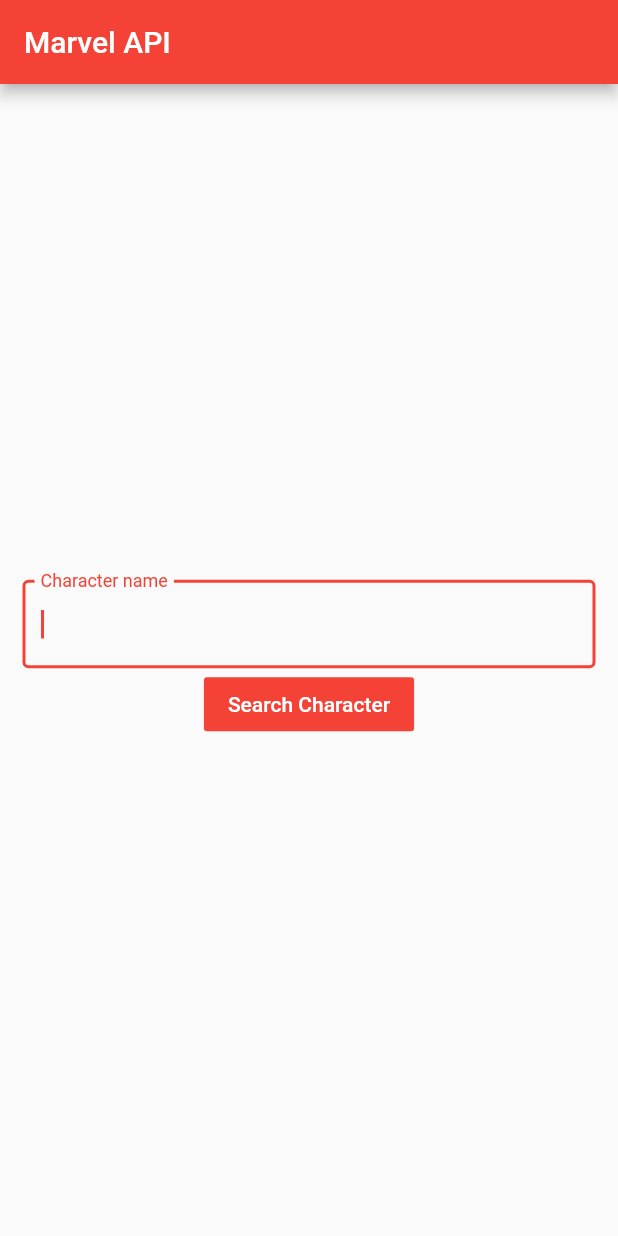
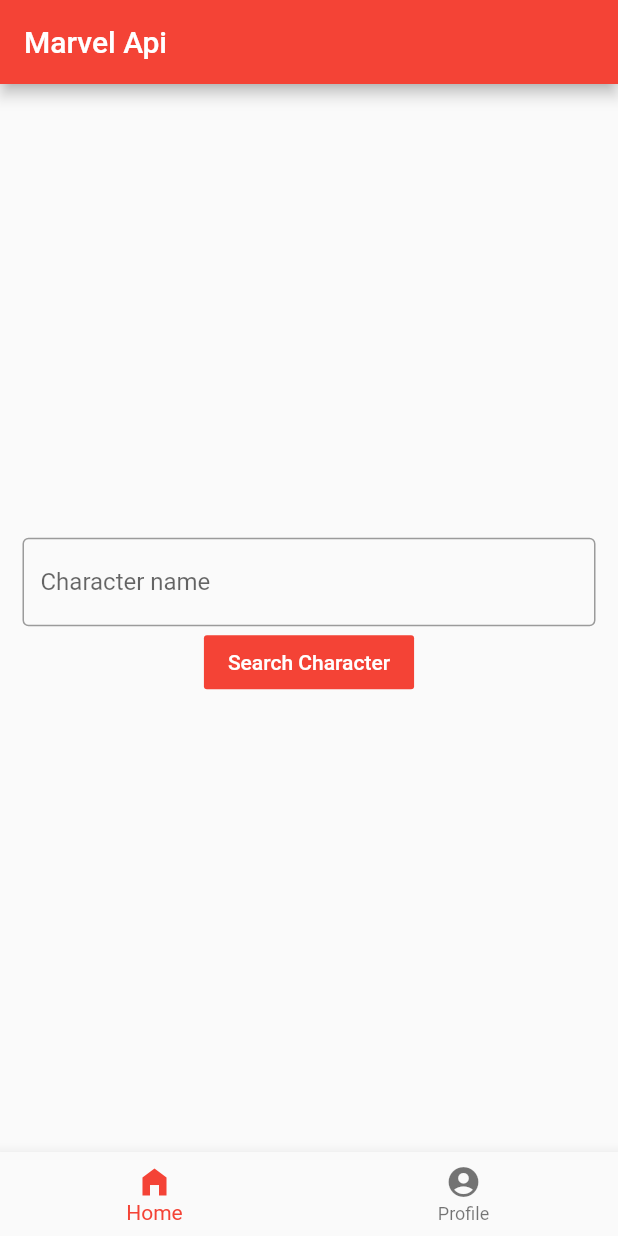
Before and after one commit to JoiceAraujo/consume_marvel_api, a Flutter app: the screen it shows after launch, after a tap on "Search Character", after a tap on "OK", on a phone screen of 412 x 824 dp. Run offline on Flutter 3.47's test engine with Material 2 defaults, Android fonts, the phone set to English and light mode, and no system bars; our stand-ins replace dio, shared_preferences, sqflite; accounts and stored records are empty; network calls fail.

Commit message:
[FINISHED] Create Index Screen

```diff
--- a/lib/main.dart
+++ b/lib/main.dart
@@ -1,8 +1,8 @@
-import 'package:consume_marvel_api/screens/home_screen.dart';
 import 'package:flutter/material.dart';
 import 'package:provider/provider.dart';
 
 import 'controllers/characters_api_controller.dart';
+import 'utils/app_routes.dart';
 
 void main() {
   runApp(MyApp());
@@ -23,7 +23,8 @@ class MyApp extends StatelessWidget {
           primarySwatch: Colors.red,
           backgroundColor: Colors.black54,
         ),
-        home: HomeScreen(),
+        initialRoute: AppRoutes.initialRoute,
+        routes: AppRoutes.routes,
       ),
     );
   }
--- a/lib/screens/character_screen.dart
+++ b/lib/screens/character_screen.dart
@@ -1,8 +1,9 @@
-import 'package:consume_marvel_api/controllers/characters_api_controller.dart';
-import 'package:consume_marvel_api/models/character.dart';
 import 'package:flutter/material.dart';
 import 'package:flutter/widgets.dart';
 import 'package:provider/provider.dart';
+
+import '../controllers/characters_api_controller.dart';
+import '../models/character.dart';
 
 class CharacterScreen extends StatefulWidget {
   static const String route = '/character_screen';
@@ -16,21 +17,7 @@ class _CharacterScreenState extends State<CharacterScreen> {
     CharactersApiController ctrl =
         Provider.of<CharactersApiController>(context);
     Character character = ctrl.character;
-    return Scaffold(
-      appBar: AppBar(
-        title: Text('Marvel API'),
-        leading: IconButton(
-          icon: Icon(
-            Icons.arrow_back,
-            color: Colors.white,
-          ),
-          onPressed: () {
-            Provider.of<CharactersApiController>(context, listen: false)
-                .getBackToSearch();
-          },
-        ),
-      ),
-      body: SafeArea(
+    return SafeArea(
       child: Card(
         margin: EdgeInsets.all(20.0),
         elevation: 10.0,
@@ -102,7 +89,6 @@ class _CharacterScreenState extends State<CharacterScreen> {
           ),
         ),
       ),
-      ),
     );
   }
 }
--- a/lib/screens/home_screen.dart
+++ b/lib/screens/home_screen.dart
@@ -1,9 +1,9 @@
-import 'package:consume_marvel_api/controllers/characters_api_controller.dart';
-import 'package:consume_marvel_api/screens/search_characters_screen.dart';
-import 'package:consume_marvel_api/utils/errors.dart';
 import 'package:flutter/material.dart';
 import 'package:provider/provider.dart';
 
+import '../controllers/characters_api_controller.dart';
+import '../screens/search_characters_screen.dart';
+import '../utils/errors.dart';
 import 'character_screen.dart';
 
 class HomeScreen extends StatelessWidget {
@@ -16,14 +16,9 @@ class HomeScreen extends StatelessWidget {
           case CharactersState.ready:
             return CharacterScreen();
           case CharactersState.loading:
-            return Scaffold(
-              body: Center(
-                child: CircularProgressIndicator(),
-              ),
-            );
+            return Center(child: CircularProgressIndicator());
           case CharactersState.error:
-            return Scaffold(
-              body: AlertDialog(
+            return AlertDialog(
               title: Text('Error'),
               content: Container(
                 height: 40.0,
@@ -34,13 +29,11 @@ class HomeScreen extends StatelessWidget {
                 FlatButton(
                   child: Text('OK'),
                   onPressed: () {
-                      Provider.of<CharactersApiController>(context,
-                              listen: false)
+                    Provider.of<CharactersApiController>(context, listen: false)
                         .getBackToSearch();
                   },
                 ),
               ],
-              ),
             );
           case CharactersState.searching:
             return SearchCharactersScreen();
--- /dev/null
+++ b/lib/screens/index_screen.dart
@@ -0,0 +1,72 @@
+import 'package:flutter/material.dart';
+import 'package:provider/provider.dart';
+
+import '../controllers/characters_api_controller.dart';
+import '../screens/home_screen.dart';
+import '../screens/profile_screen.dart';
+
+class IndexScreen extends StatefulWidget {
+  static const String route = '/index_screen';
+  @override
+  _IndexScreenState createState() => _IndexScreenState();
+}
+
+class _IndexScreenState extends State<IndexScreen> {
+  final List<Widget> _screens = [
+    HomeScreen(),
+    ProfileScreen(),
+  ];
+  int _currentIndex = 0;
+
+  void onTabTapped(int index) {
+    print(index);
+    setState(() {
+      _currentIndex = index;
+    });
+  }
+
+  Widget getLeading(BuildContext _) {
+    CharactersApiController ctrl = Provider.of<CharactersApiController>(_);
+
+    switch (ctrl.charactersState) {
+      case CharactersState.ready:
+        return IconButton(
+          icon: Icon(
+            Icons.arrow_back,
+            color: Colors.white,
+          ),
+          onPressed: () {
+            Provider.of<CharactersApiController>(context, listen: false)
+                .getBackToSearch();
+          },
+        );
+      default:
+        return null;
+    }
+  }
+
+  @override
+  Widget build(BuildContext context) {
+    return Scaffold(
+      appBar: AppBar(
+        title: Text('Marvel Api'),
+        leading: getLeading(context),
+      ),
+      body: _screens[_currentIndex],
+      bottomNavigationBar: BottomNavigationBar(
+        currentIndex: _currentIndex,
+        onTap: onTabTapped,
+        items: [
+          BottomNavigationBarItem(
+            icon: Icon(Icons.home_filled),
+            label: 'Home',
+          ),
+          BottomNavigationBarItem(
+            icon: Icon(Icons.account_circle),
+            label: 'Profile',
+          )
+        ],
+      ),
+    );
+  }
+}
--- /dev/null
+++ b/lib/screens/profile_screen.dart
@@ -0,0 +1,18 @@
+import 'package:flutter/material.dart';
+
+class ProfileScreen extends StatefulWidget {
+  static const String route = '/profile_screen';
+  @override
+  _ProfileScreenState createState() => _ProfileScreenState();
+}
+
+class _ProfileScreenState extends State<ProfileScreen> {
+  @override
+  Widget build(BuildContext context) {
+    return Container(
+      child: Center(
+        child: Text('Have Faith'),
+      ),
+    );
+  }
+}
--- a/lib/screens/search_characters_screen.dart
+++ b/lib/screens/search_characters_screen.dart
@@ -1,7 +1,8 @@
-import 'package:consume_marvel_api/controllers/characters_api_controller.dart';
 import 'package:flutter/material.dart';
 import 'package:flutter/rendering.dart';
 import 'package:provider/provider.dart';
+
+import '../controllers/characters_api_controller.dart';
 
 class SearchCharactersScreen extends StatefulWidget {
   static const String route = '/search_characters_screen';
@@ -15,9 +16,7 @@ class _SearchCharactersScreenState extends State<SearchCharactersScreen> {
 
   @override
   Widget build(BuildContext context) {
-    return Scaffold(
-      appBar: AppBar(title: Text('Marvel API')),
-      body: SafeArea(
+    return SafeArea(
       minimum: EdgeInsets.all(15.0),
       left: true,
       right: true,
@@ -27,7 +26,6 @@ class _SearchCharactersScreenState extends State<SearchCharactersScreen> {
         children: [
           TextField(
             controller: _nameCharacter,
-              autofocus: true,
             textCapitalization: TextCapitalization.words,
             decoration: InputDecoration(
               labelText: 'Character name',
@@ -42,15 +40,13 @@ class _SearchCharactersScreenState extends State<SearchCharactersScreen> {
             color: Colors.red,
             onPressed: () async {
               CharactersApiController ctrl =
-                    Provider.of<CharactersApiController>(context,
-                        listen: false);
+                  Provider.of<CharactersApiController>(context, listen: false);
 
               await ctrl.characters(_nameCharacter.text);
             },
           )
         ],
       ),
-      ),
     );
   }
 }
--- a/lib/services/characters_api_service.dart
+++ b/lib/services/characters_api_service.dart
@@ -1,8 +1,8 @@
-import 'package:consume_marvel_api/utils/errors.dart';
 import 'package:dio/dio.dart';
 
 import '../models/character.dart';
 import '../utils/constants.dart';
+import '../utils/errors.dart';
 
 class CharacterApiService {
   static final Dio dio = Dio();
--- /dev/null
+++ b/lib/utils/app_routes.dart
@@ -0,0 +1,16 @@
+import '../screens/character_screen.dart';
+import '../screens/home_screen.dart';
+import '../screens/index_screen.dart';
+import '../screens/profile_screen.dart';
+import '../screens/search_characters_screen.dart';
+
+class AppRoutes {
+  static const initialRoute = IndexScreen.route;
+  static final routes = {
+    HomeScreen.route: (context) => HomeScreen(),
+    SearchCharactersScreen.route: (context) => SearchCharactersScreen(),
+    CharacterScreen.route: (context) => CharacterScreen(),
+    IndexScreen.route: (context) => IndexScreen(),
+    ProfileScreen.route: (context) => ProfileScreen(),
+  };
+}
--- a/lib/utils/routes_app.dart
+++ /dev/null
@@ -1,12 +0,0 @@
-import 'package:consume_marvel_api/screens/character_screen.dart';
-import 'package:consume_marvel_api/screens/home_screen.dart';
-import 'package:consume_marvel_api/screens/search_characters_screen.dart';
-
-class RoutesApp {
-  static const initialRoute = HomeScreen.route;
-  static final routes = {
-    HomeScreen.route: (context) => HomeScreen(),
-    SearchCharactersScreen.route: (context) => SearchCharactersScreen(),
-    CharacterScreen.route: (context) => CharacterScreen(),
-  };
-}
```
Lines whose indentation alone changed are shown as unchanged.
